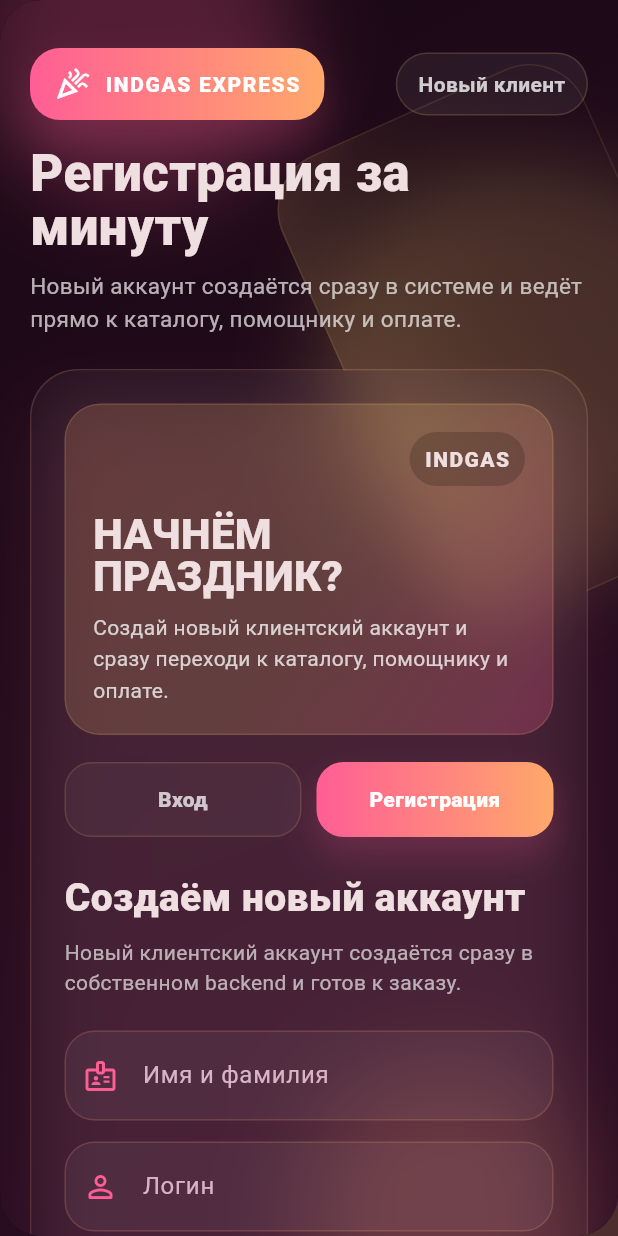
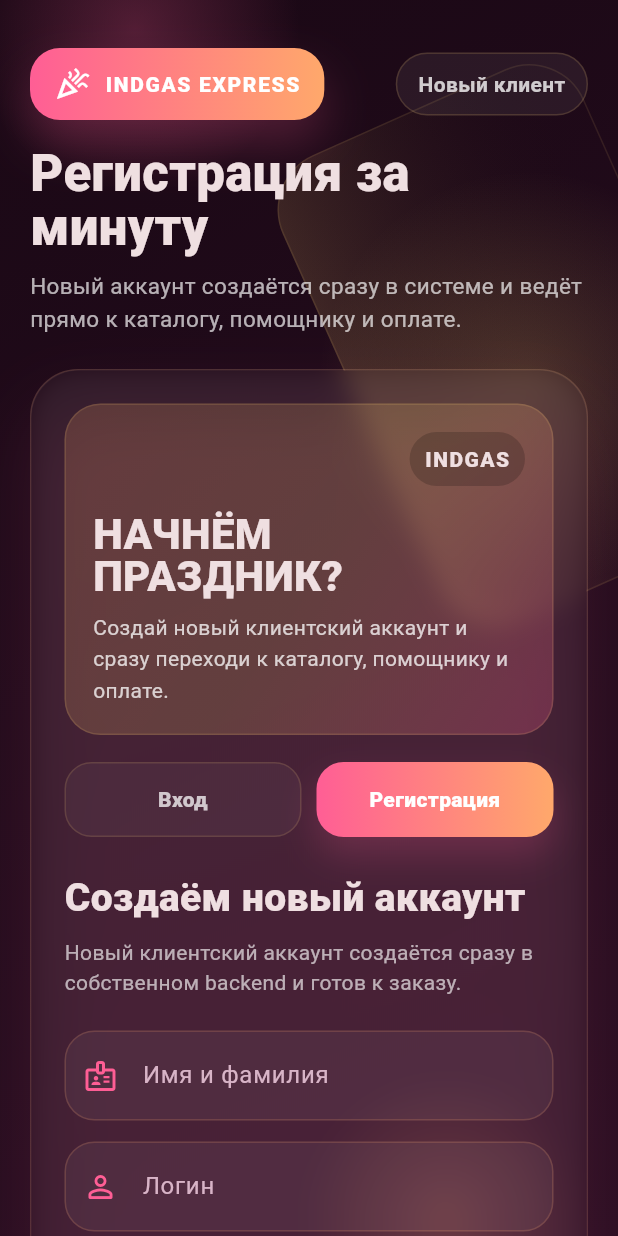
Before and after one commit to tettthhhhhh/balloon-app, a Flutter app: the screen it shows after launch, after a tap on "Регистрация", on a phone screen of 412 x 824 dp. Run offline on Flutter 3.47's test engine with Material 3 defaults, Android fonts, the phone set to English and light mode, and no system bars; our stand-ins replace youtube_player_iframe; accounts and stored records are empty; network calls fail; Roboto replaces fonts that are missing (Segoe UI).

Commit message:
perf: optimize mobile web effects and scroll

```diff
--- a/lib/app/app.dart
+++ b/lib/app/app.dart
@@ -10,6 +10,7 @@
 import 'screens/client_shell.dart';
 import 'screens/courier_screen.dart';
 import 'theme/app_theme.dart';
+import 'widgets/neon_ui.dart';
 
 class GasExpressApp extends StatefulWidget {
   const GasExpressApp({super.key});
@@ -40,15 +41,10 @@
       child: MaterialApp(
         title: 'IndGas Express',
         debugShowCheckedModeBanner: false,
-        scrollBehavior: const MaterialScrollBehavior().copyWith(
-          dragDevices: {
-            PointerDeviceKind.mouse,
-            PointerDeviceKind.touch,
-            PointerDeviceKind.trackpad,
-          },
-        ),
+        scrollBehavior: const AppScrollBehavior(),
         theme: AppTheme.dark,
         builder: (context, child) {
+          final compactLayout = useCompactLayout(context);
           return Stack(
             fit: StackFit.expand,
             children: [
@@ -82,7 +78,9 @@
               ),
               Align(
                 alignment: Alignment.center,
-                child: ConstrainedBox(
+                child: compactLayout
+                    ? child ?? const SizedBox.shrink()
+                    : ConstrainedBox(
                         constraints: const BoxConstraints(maxWidth: 520),
                         child: ClipRRect(
                           borderRadius: BorderRadius.circular(28),
@@ -199,15 +197,32 @@
 
   @override
   Widget build(BuildContext context) {
+    if (useReducedEffects(context)) {
+      return const _BackdropScene(progress: 0.35);
+    }
+
     return TweenAnimationBuilder<double>(
       tween: Tween(begin: 0, end: 1),
       duration: const Duration(seconds: 6),
       curve: Curves.easeInOut,
       builder: (context, value, child) {
+        return _BackdropScene(progress: value);
+      },
+    );
+  }
+}
+
+class _BackdropScene extends StatelessWidget {
+  const _BackdropScene({required this.progress});
+
+  final double progress;
+
+  @override
+  Widget build(BuildContext context) {
     return Stack(
       children: [
         Positioned(
-              top: -120 + (value * 24),
+          top: -120 + (progress * 24),
           left: -40,
           child: _GlowBlob(
             color: AppPalette.rose.withValues(alpha: 0.26),
@@ -216,7 +231,7 @@
         ),
         Positioned(
           right: -110,
-              bottom: -40 + (value * 36),
+          bottom: -40 + (progress * 36),
           child: _GlowBlob(
             color: AppPalette.gold.withValues(alpha: 0.18),
             size: 290,
@@ -239,8 +254,6 @@
         ),
       ],
     );
-      },
-    );
   }
 }
 
@@ -252,6 +265,21 @@
 
   @override
   Widget build(BuildContext context) {
+    if (useReducedEffects(context)) {
+      return IgnorePointer(
+        child: Container(
+          width: size,
+          height: size,
+          decoration: BoxDecoration(
+            shape: BoxShape.circle,
+            gradient: RadialGradient(
+              colors: [color, color.withValues(alpha: 0)],
+            ),
+          ),
+        ),
+      );
+    }
+
     return IgnorePointer(
       child: ImageFiltered(
         imageFilter: ImageFilter.blur(sigmaX: 22, sigmaY: 22),
@@ -264,3 +292,19 @@
     );
   }
 }
+
+class AppScrollBehavior extends MaterialScrollBehavior {
+  const AppScrollBehavior();
+
+  @override
+  Set<PointerDeviceKind> get dragDevices => {
+    PointerDeviceKind.mouse,
+    PointerDeviceKind.touch,
+    PointerDeviceKind.trackpad,
+  };
+
+  @override
+  ScrollPhysics getScrollPhysics(BuildContext context) {
+    return const ClampingScrollPhysics();
+  }
+}
--- a/lib/app/screens/auth_screen.dart
+++ b/lib/app/screens/auth_screen.dart
@@ -24,6 +24,7 @@
   final _phoneController = TextEditingController();
   final _apiController = TextEditingController();
   late final AnimationController _motionController;
+  bool? _shouldAnimateBackdrop;
 
   _AuthMode _mode = _AuthMode.signIn;
   bool _showApiSettings = false;
@@ -36,7 +37,25 @@
     _motionController = AnimationController(
       vsync: this,
       duration: const Duration(seconds: 8),
-    )..repeat(reverse: true);
+    );
+  }
+
+  @override
+  void didChangeDependencies() {
+    super.didChangeDependencies();
+    final shouldAnimate = !useReducedEffects(context);
+    if (shouldAnimate == _shouldAnimateBackdrop) {
+      return;
+    }
+
+    _shouldAnimateBackdrop = shouldAnimate;
+    if (shouldAnimate) {
+      _motionController.repeat(reverse: true);
+    } else {
+      _motionController
+        ..stop()
+        ..value = 0.35;
+    }
   }
 
   @override
@@ -92,6 +111,7 @@
   @override
   Widget build(BuildContext context) {
     final app = AppScope.watch(context);
+    final reducedEffects = useReducedEffects(context);
     if (_apiController.text.isEmpty || _apiController.text == _lastApiBaseUrl) {
       _apiController.text = app.apiBaseUrl;
       _lastApiBaseUrl = app.apiBaseUrl;
@@ -101,16 +121,19 @@
       body: Stack(
         fit: StackFit.expand,
         children: [
-          AnimatedBuilder(
-            animation: _motionController,
-            builder: (context, child) {
-              return _AuthBackdrop(progress: _motionController.value);
-            },
-          ),
+          reducedEffects
+              ? const _AuthBackdrop(progress: 0.35)
+              : AnimatedBuilder(
+                  animation: _motionController,
+                  builder: (context, child) {
+                    return _AuthBackdrop(progress: _motionController.value);
+                  },
+                ),
           SafeArea(
             child: LayoutBuilder(
               builder: (context, constraints) {
                 return SingleChildScrollView(
+                  physics: const ClampingScrollPhysics(),
                   padding: const EdgeInsets.all(20),
                   child: ConstrainedBox(
                     constraints: BoxConstraints(
@@ -236,7 +259,10 @@
                           child: ClipRRect(
                             borderRadius: BorderRadius.circular(32),
                             child: BackdropFilter(
-                              filter: ImageFilter.blur(sigmaX: 20, sigmaY: 20),
+                              filter: ImageFilter.blur(
+                                sigmaX: reducedEffects ? 8 : 20,
+                                sigmaY: reducedEffects ? 8 : 20,
+                              ),
                               child: Padding(
                                 padding: const EdgeInsets.all(22),
                                 child: Column(
@@ -831,6 +857,17 @@
 
   @override
   Widget build(BuildContext context) {
+    if (useReducedEffects(context)) {
+      return Container(
+        width: size,
+        height: size,
+        decoration: BoxDecoration(
+          shape: BoxShape.circle,
+          gradient: RadialGradient(colors: [color, color.withValues(alpha: 0)]),
+        ),
+      );
+    }
+
     return ImageFiltered(
       imageFilter: ImageFilter.blur(sigmaX: 28, sigmaY: 28),
       child: Container(
--- a/lib/app/widgets/neon_ui.dart
+++ b/lib/app/widgets/neon_ui.dart
@@ -1,8 +1,35 @@
+import 'package:flutter/foundation.dart';
 import 'package:flutter/material.dart';
 
 import '../theme/app_theme.dart';
 
-String rubles(int value) => '$value ₽';
+String rubles(int value) => '$value \u20BD';
+
+bool useCompactLayout(BuildContext context) {
+  final mediaQuery = MediaQuery.maybeOf(context);
+  if (mediaQuery == null) {
+    return false;
+  }
+
+  return mediaQuery.size.width < 700 || mediaQuery.size.shortestSide < 700;
+}
+
+bool useReducedEffects(BuildContext context) {
+  final mediaQuery = MediaQuery.maybeOf(context);
+  if (mediaQuery == null) {
+    return kIsWeb;
+  }
+
+  return mediaQuery.disableAnimations || useCompactLayout(context);
+}
+
+bool useHoverEffects(BuildContext context) => !useCompactLayout(context);
+
+Duration motionDuration(
+  BuildContext context,
+  Duration regular, {
+  Duration reduced = const Duration(milliseconds: 110),
+}) => useReducedEffects(context) ? reduced : regular;
 
 Color parseHexColor(String hex) {
   final clean = hex.replaceAll('#', '');
@@ -24,6 +51,8 @@
 
   @override
   Widget build(BuildContext context) {
+    final reducedEffects = useReducedEffects(context);
+
     return Container(
       padding: padding,
       decoration: BoxDecoration(
@@ -39,7 +68,15 @@
         border: Border.all(
           color: borderColor ?? AppPalette.peach.withValues(alpha: 0.14),
         ),
-        boxShadow: [
+        boxShadow: reducedEffects
+            ? [
+                BoxShadow(
+                  color: Colors.black.withValues(alpha: 0.16),
+                  blurRadius: 16,
+                  offset: const Offset(0, 10),
+                ),
+              ]
+            : [
                 BoxShadow(
                   color: AppPalette.rose.withValues(alpha: 0.08),
                   blurRadius: 36,
@@ -291,9 +328,15 @@
 
   @override
   Widget build(BuildContext context) {
+    if (useReducedEffects(context)) {
+      return RepaintBoundary(child: widget.child);
+    }
+
     return FadeTransition(
       opacity: _fade,
+      child: RepaintBoundary(
         child: SlideTransition(position: _slide, child: widget.child),
+      ),
     );
   }
 }
@@ -321,20 +364,28 @@
 
   @override
   Widget build(BuildContext context) {
+    if (!useHoverEffects(context)) {
+      return RepaintBoundary(child: widget.child);
+    }
+
     return MouseRegion(
       onEnter: (_) => setState(() => _hovered = true),
       onExit: (_) => setState(() => _hovered = false),
+      child: RepaintBoundary(
         child: AnimatedScale(
           scale: _hovered ? widget.scale : 1,
           duration: widget.duration,
           curve: Curves.easeOutCubic,
           child: AnimatedSlide(
-          offset: _hovered ? Offset(0, -widget.hoverOffset / 100) : Offset.zero,
+            offset: _hovered
+                ? Offset(0, -widget.hoverOffset / 100)
+                : Offset.zero,
             duration: widget.duration,
             curve: Curves.easeOutCubic,
             child: widget.child,
           ),
         ),
+      ),
     );
   }
 }
```
Also changed, not shown: lib/app/screens/client_shell.dart (+25 -6 lines), lib/app/screens/payment_screen.dart (+12 -3 lines), 38 other files. Lines whose indentation alone changed are shown as unchanged.
